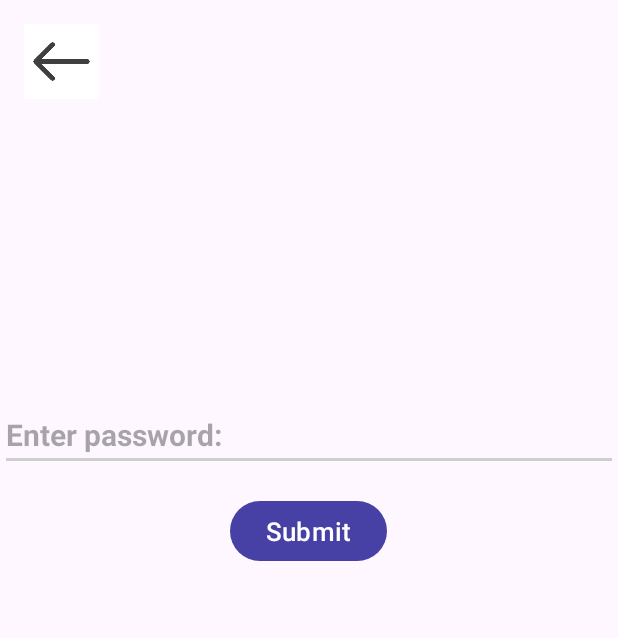
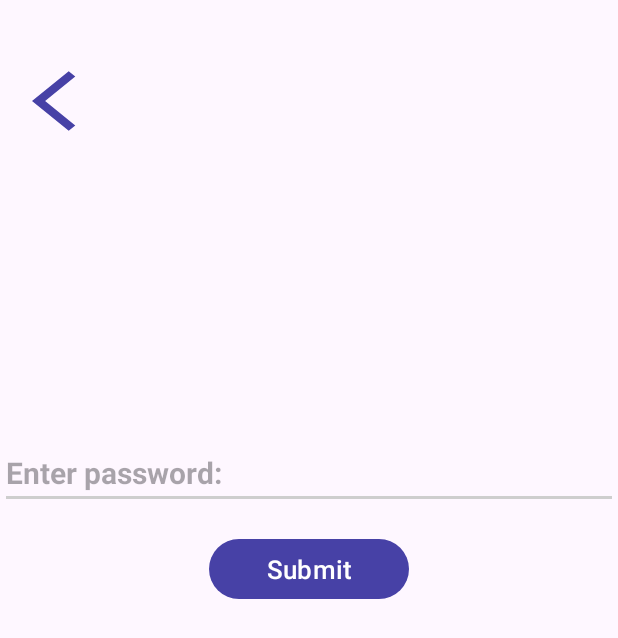
Before and after one commit to MICHAEL-EMIL1/Pervasive-Computing, an Android app: the Keypad screen opened directly, with no data from a screen before it, on a phone screen of 412 x 824 dp. Shown: the top 638 px of the screen. Run offline under Robolectric (Android 15) with nearby library versions, the phone set to English and light mode, and no system bars.

Commit message:
Front-end

```diff
--- a/app/src/main/AndroidManifest.xml
+++ b/app/src/main/AndroidManifest.xml
@@ -13,6 +13,9 @@
         android:theme="@style/Theme.PervasiveComputingProject"
         tools:targetApi="31">
         <activity
+            android:name=".Regestiration"
+            android:exported="true" />
+        <activity
             android:name=".Temperature"
             android:exported="true" />
         <activity
@@ -23,9 +26,6 @@
             android:exported="true" />
         <activity
             android:name=".ResetPassword"
-            android:exported="true" />
-        <activity
-            android:name=".Regestiration"
             android:exported="true" />
         <activity
             android:name=".Profile"
--- a/app/src/main/java/com/example/pervasivecomputingproject/Keypad.java
+++ b/app/src/main/java/com/example/pervasivecomputingproject/Keypad.java
@@ -14,7 +14,7 @@
 import androidx.core.view.WindowInsetsCompat;
 
 public class Keypad extends AppCompatActivity {
-    private ImageButton arrowIcon;
+    private Button arrowIcon;
     private EditText passwordEditText;
     private Button unlockButton;
     @Override
--- a/app/src/main/java/com/example/pervasivecomputingproject/LCD.java
+++ b/app/src/main/java/com/example/pervasivecomputingproject/LCD.java
@@ -13,7 +13,7 @@
 import androidx.core.view.WindowInsetsCompat;
 
 public class LCD extends AppCompatActivity {
-    private ImageButton arrowIcon;
+    private Button arrowIcon;
     private EditText messageEditText;
     private Button sendButton;
 
--- a/app/src/main/java/com/example/pervasivecomputingproject/Led.java
+++ b/app/src/main/java/com/example/pervasivecomputingproject/Led.java
@@ -19,7 +19,7 @@
         super.onCreate(savedInstanceState);
         setContentView(R.layout.activity_led);
 
-        ImageButton backButton = findViewById(R.id.arrow_icon);
+        Button backButton = findViewById(R.id.arrow_icon);
         Button controlButton = findViewById(R.id.controlButton);
         backButton.setOnClickListener(new View.OnClickListener() {
             @Override
--- a/app/src/main/java/com/example/pervasivecomputingproject/Profile.java
+++ b/app/src/main/java/com/example/pervasivecomputingproject/Profile.java
@@ -18,7 +18,7 @@
     private TextView userNameTextView;
     private Button logoutButton;
 
-    private  ImageButton Arrow;
+    private  Button Arrow;
 
     @Override
     protected void onCreate(Bundle savedInstanceState) {
--- a/app/src/main/java/com/example/pervasivecomputingproject/Regestiration.java
+++ b/app/src/main/java/com/example/pervasivecomputingproject/Regestiration.java
@@ -111,6 +111,6 @@
             Uri selectedImageUri = data.getData();
             // You can now use the selectedImageUri to display the image or upload it
             Toast.makeText(this, "Image selected: " + selectedImageUri.toString(), Toast.LENGTH_SHORT).show();
-        }
+ }
     }
 }
--- a/app/src/main/java/com/example/pervasivecomputingproject/Temperature.java
+++ b/app/src/main/java/com/example/pervasivecomputingproject/Temperature.java
@@ -3,6 +3,7 @@
 import android.content.Intent;
 import android.os.Bundle;
 import android.view.View;
+import android.widget.Button;
 import android.widget.ImageButton;
 
 import androidx.activity.EdgeToEdge;
@@ -12,7 +13,7 @@
 import androidx.core.view.WindowInsetsCompat;
 
 public class Temperature extends AppCompatActivity {
-    private ImageButton arrowIcon;
+    private Button arrowIcon;
 
     @Override
     protected void onCreate(Bundle savedInstanceState) {
--- /dev/null
+++ b/app/src/main/res/drawable/_arrow_back_ios_24.xml
@@ -0,0 +1,5 @@
+<vector xmlns:android="http://schemas.android.com/apk/res/android" android:autoMirrored="true" android:height="24dp" android:tint="#000000" android:viewportHeight="24" android:viewportWidth="24" android:width="24dp">
+
+    <path android:fillColor="@android:color/white" android:pathData="M11.67,3.87L9.9,2.1 0,12l9.9,9.9 1.77,-1.77L3.54,12z"/>
+
+</vector>
--- a/app/src/main/res/layout/activity_keypad.xml
+++ b/app/src/main/res/layout/activity_keypad.xml
@@ -5,15 +5,16 @@
     xmlns:app="http://schemas.android.com/apk/res-auto"
     tools:context=".Keypad">
 
-    <ImageButton
+    <Button
         android:id="@+id/arrow_icon"
-        android:layout_width="50dp"
-        android:layout_height="50dp"
-        android:layout_marginStart="16dp"
-        android:layout_marginTop="16dp"
-        android:background="@drawable/img_1"
+        android:layout_width="59dp"
+        android:layout_height="wrap_content"
         android:layout_alignParentStart="true"
-        android:layout_alignParentTop="true"/>
+        android:layout_alignParentTop="true"
+        android:layout_marginStart="21dp"
+        android:layout_marginTop="43dp"
+        android:background="@drawable/_arrow_back_ios_24"
+        android:outlineSpotShadowColor="@color/black" />
 
     <EditText
         android:id="@+id/passwordEditText"
@@ -28,12 +29,12 @@
 
     <Button
         android:id="@+id/unlockButton"
-        android:layout_width="wrap_content"
+        android:layout_width="133dp"
         android:layout_height="wrap_content"
         android:layout_below="@id/passwordEditText"
         android:layout_centerHorizontal="true"
         android:layout_marginTop="16dp"
         android:text="Submit"
-        android:textSize="17dp"/>
+        android:textSize="17dp" />
 
 </RelativeLayout>
```
Also changed, not shown: app/src/main/res/layout/activity_lcd.xml (+8 -7 lines), app/src/main/res/layout/activity_led.xml (+8 -5 lines), app/src/main/res/layout/activity_profile.xml (+10 -9 lines), app/src/main/res/layout/activity_regestiration.xml (+2 -21 lines), app/src/main/res/layout/activity_temperature.xml (+8 -7 lines).
